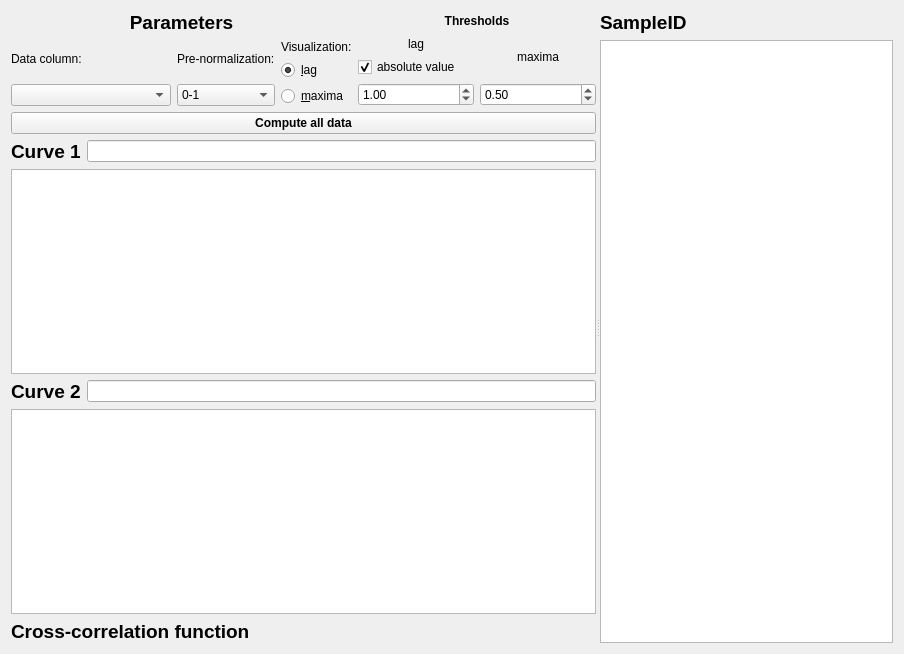
Old version of the form mesmerize/plotting/widgets/cross_correlation/control_widget.ui in the repository kushalkolar/MESmerize.
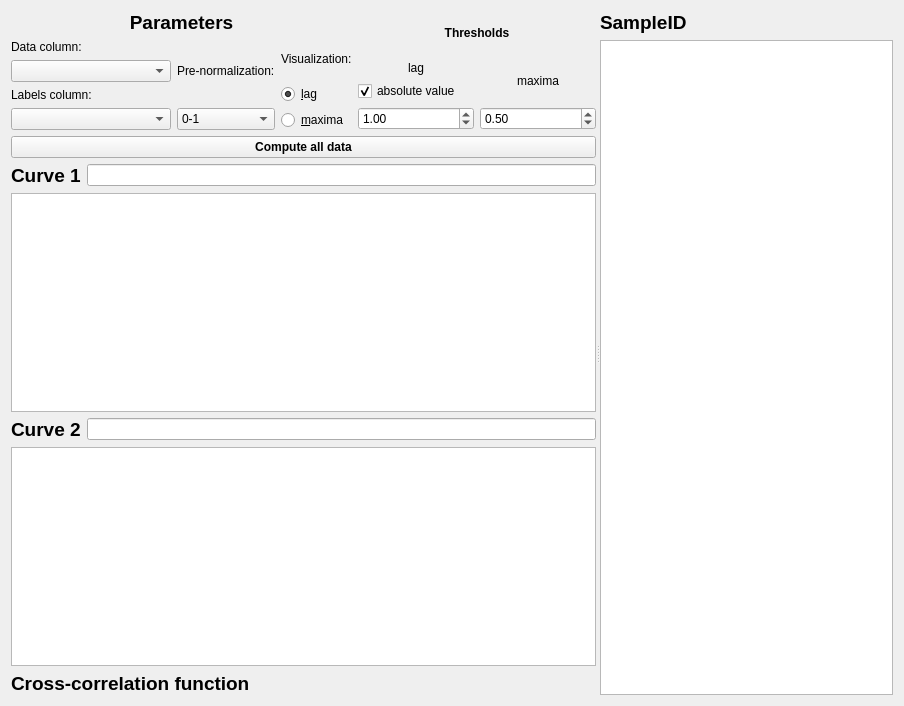
New version of the form. Custom widgets are drawn as their Qt base class.

Commit message:
1. Edited cross-correlation widget due to new heatmap variant. 2. Cross-correlation widget can now display a ylabels bar based on a categorical column.
Update control_widget.py, control_widget.ui, and widget.py

```diff
--- a/mesmerize/plotting/widgets/cross_correlation/control_widget.ui
+++ b/mesmerize/plotting/widgets/cross_correlation/control_widget.ui
@@ -7,7 +7,7 @@
     <x>0</x>
     <y>0</y>
     <width>904</width>
-    <height>654</height>
+    <height>706</height>
    </rect>
   </property>
   <property name="windowTitle">
@@ -63,6 +63,16 @@
                  </property>
                 </widget>
                </item>
+               <item>
+                <widget class="QLabel" name="label_12">
+                 <property name="text">
+                  <string>Labels column:</string>
+                 </property>
+                </widget>
+               </item>
+               <item>
+                <widget class="QComboBox" name="comboBoxLabelsColumn"/>
+               </item>
               </layout>
              </item>
              <item>
```
The commit also changes 2 other files.
